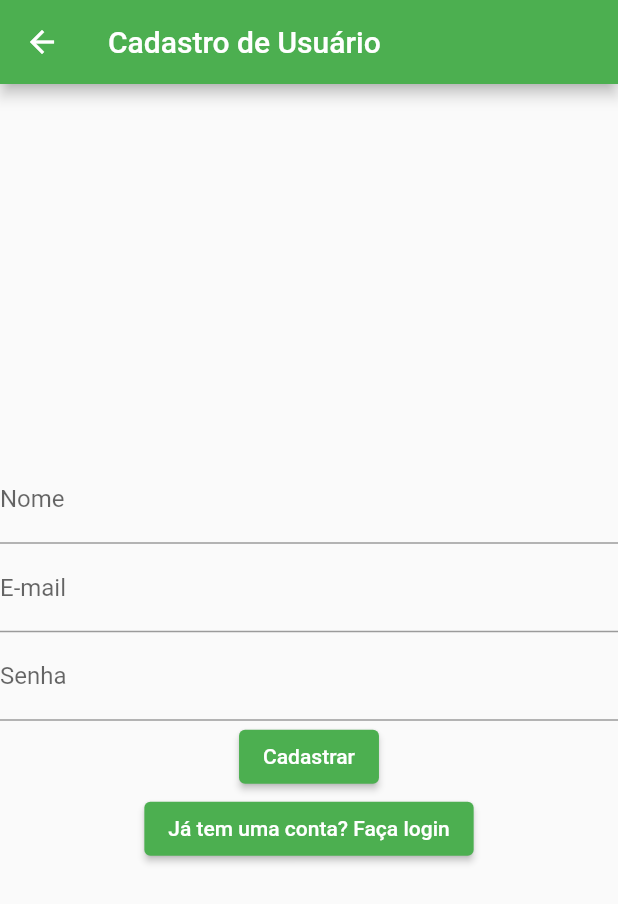
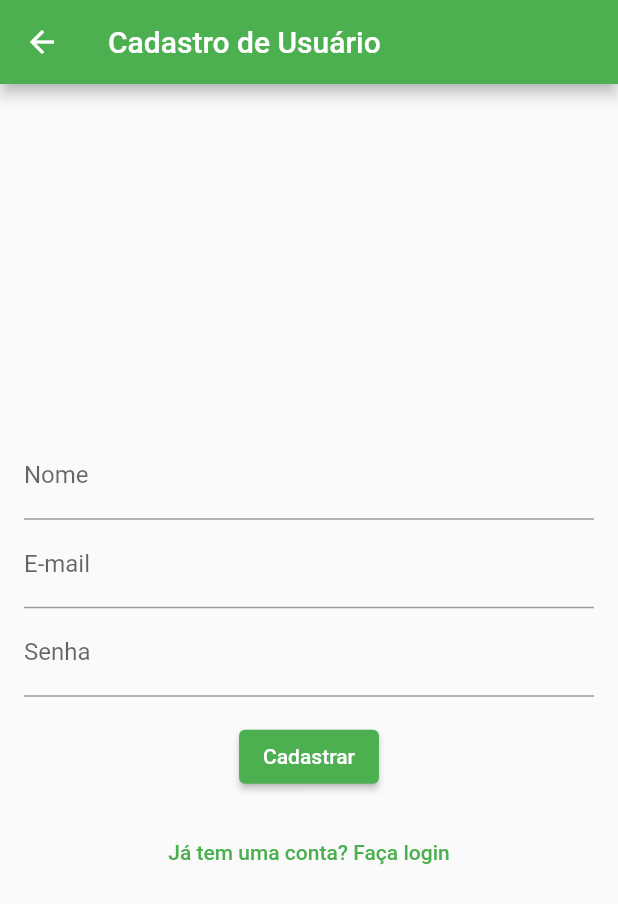
Before and after one commit to IgorGui15/proj_flutter, a Flutter app: the SignupPage screen opened directly, on a phone screen of 412 x 824 dp. Shown: the top 904 px of the screen. Run offline on Flutter 3.47's test engine with Material 2 defaults, Android fonts, the phone set to English and light mode, and no system bars; our stand-ins replace firebase_auth, firebase_core; accounts and stored records are empty.

Commit message:
Update telacadastro.dart

```diff
--- a/lib/view/telacadastro.dart
+++ b/lib/view/telacadastro.dart
@@ -1,6 +1,11 @@
 import 'package:flutter/material.dart';
+import 'package:firebase_auth/firebase_auth.dart';
 
 class SignupPage extends StatelessWidget {
+  final TextEditingController nameController = TextEditingController();
+  final TextEditingController emailController = TextEditingController();
+  final TextEditingController passwordController = TextEditingController();
+
   @override
   Widget build(BuildContext context) {
     return Scaffold(
@@ -8,30 +13,61 @@ class SignupPage extends StatelessWidget {
         title: Text('Cadastro de Usuário'),
       ),
       body: Center(
+        child: Padding(
+          padding: const EdgeInsets.all(16.0),
           child: Column(
             mainAxisAlignment: MainAxisAlignment.center,
             children: <Widget>[
               TextFormField(
+                controller: nameController,
                 decoration: InputDecoration(labelText: 'Nome'),
               ),
               TextFormField(
+                controller: emailController,
                 decoration: InputDecoration(labelText: 'E-mail'),
               ),
               TextFormField(
+                controller: passwordController,
                 decoration: InputDecoration(labelText: 'Senha'),
                 obscureText: true,
               ),
+              SizedBox(height: 16),
               ElevatedButton(
                 child: Text('Cadastrar'),
-              onPressed: () {},
+                onPressed: () async {
+                  try {
+                    // Adicione a lógica para criar um novo usuário
+                    await FirebaseAuth.instance.createUserWithEmailAndPassword(
+                      email: emailController.text.trim(),
+                      password: passwordController.text,
+                    );
+
+                    // Após o cadastro com sucesso, navegue para a próxima tela (por exemplo, a tela principal)
+                    Navigator.push(
+                      context,
+                      MaterialPageRoute(builder: (context) => MainPage()),
+                    );
+                  } catch (e) {
+                    // Trate possíveis erros durante o cadastro
+                    print('Erro ao cadastrar usuário: $e');
+                    // Exemplo de exibição de erro para o usuário
+                    ScaffoldMessenger.of(context).showSnackBar(
+                      SnackBar(
+                        content: Text('Erro ao cadastrar usuário. Verifique suas informações.'),
                       ),
-            ElevatedButton(
-              child: Text('Já tem uma conta? Faça login'),
+                    );
+                  }
+                },
+              ),
+              SizedBox(height: 16),
+              TextButton(
                 onPressed: () {
                   Navigator.pop(context);
                 },
+                child: Text('Já tem uma conta? Faça login'),
               ),
             ],
+          ),
         ),
       ),
     );
```
Lines whose indentation alone changed are shown as unchanged.
